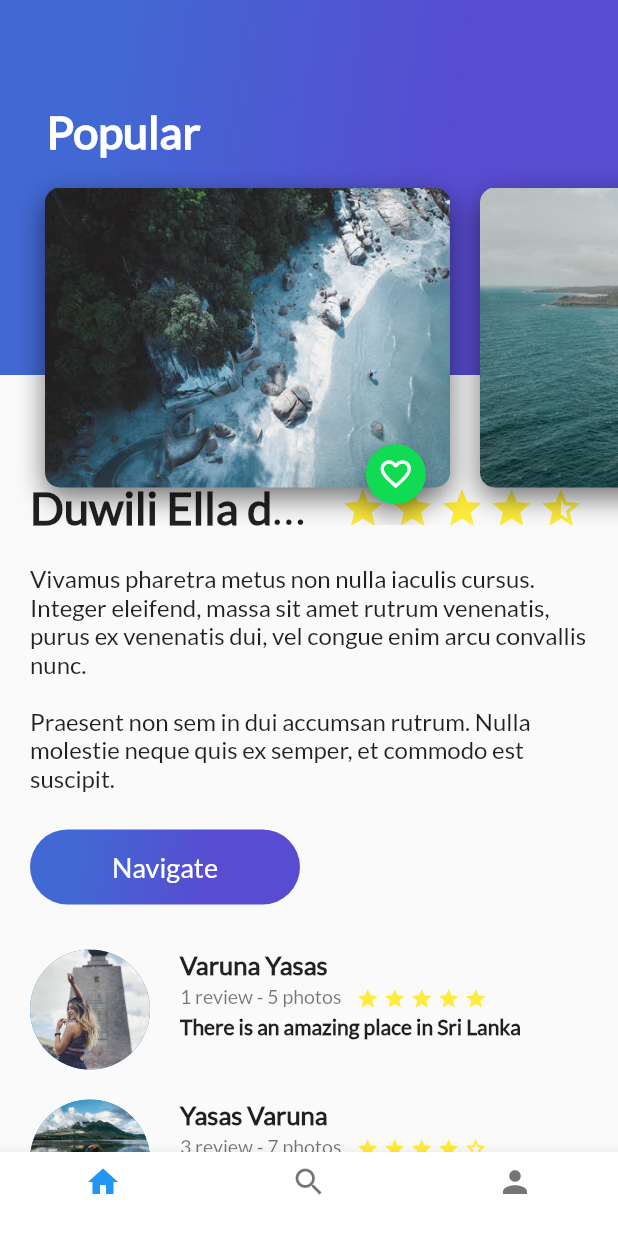
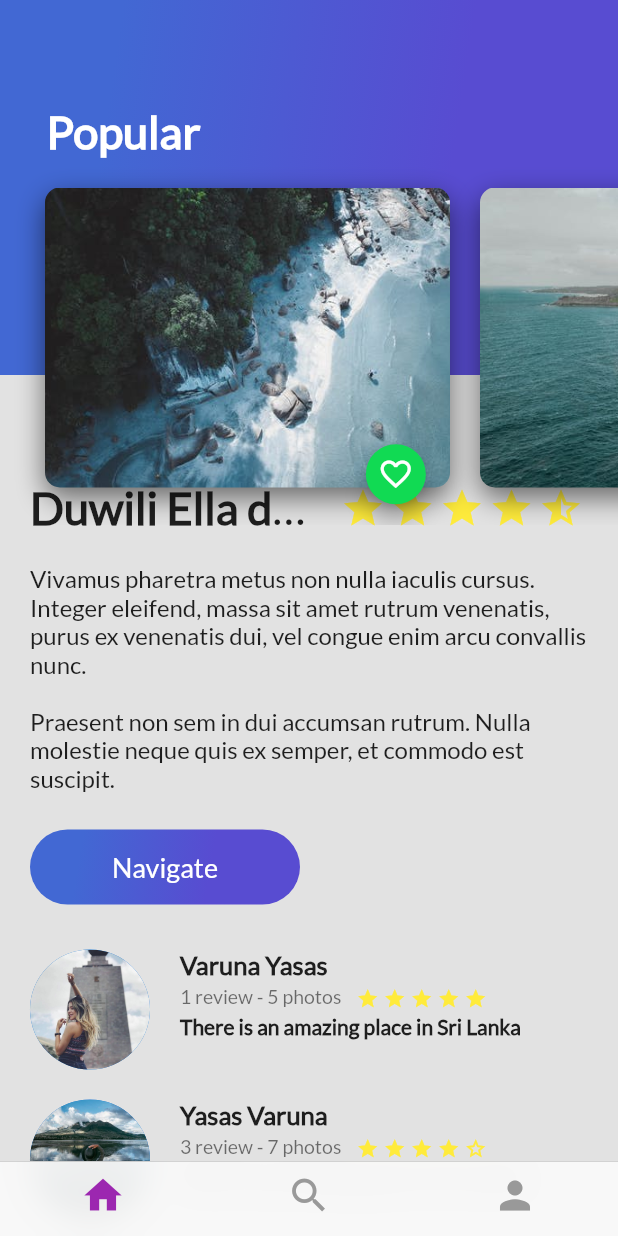
Before and after one commit to marcedroid/flutter_demo-travel, a Flutter app: the screen it shows after launch, on a phone screen of 412 x 824 dp. Run offline on Flutter 3.47's test engine with Material 2 defaults, Android fonts, the phone set to English and light mode, and no system bars.

Commit message:
Clase 35: Cupertino iOS BottomBar

```diff
--- a/lib/main.dart
+++ b/lib/main.dart
@@ -1,6 +1,7 @@
 import 'package:flutter/material.dart';
 import 'project_navigation.dart';
 import 'package:flutter/rendering.dart';
+import 'project_navigation_cupertino.dart';
 
 void main(){
   debugPaintSizeEnabled=false;
@@ -17,7 +18,7 @@ class MyApp extends StatelessWidget {
       theme: ThemeData(
         primarySwatch: Colors.blue
       ),
-      home: ProjectNavigation()
+      home: ProjectNavigationCupertino()
     );
   }
 
--- a/lib/project_navigation.dart
+++ b/lib/project_navigation.dart
@@ -33,12 +33,8 @@ class _ProjectNavigation extends State<ProjectNavigation> {
     return Scaffold(
       appBar: null,
       body: navigationWidget[navigationIndex],
-      bottomNavigationBar: Theme(
-          data: Theme.of(context).copyWith(
-          canvasColor: Colors.white,
-          primaryColor: Colors.purple
-        ),
-        child: BottomNavigationBar(
+      bottomNavigationBar: BottomNavigationBar(
+        fixedColor: Colors.purple,
         currentIndex: navigationIndex,
         onTap: changeView,
         items: [
@@ -55,7 +51,6 @@ class _ProjectNavigation extends State<ProjectNavigation> {
               title: Container(height: 0.0)
           )
         ]
-        )
       ),
     );
   }
--- /dev/null
+++ b/lib/project_navigation_cupertino.dart
@@ -0,0 +1,45 @@
+import 'package:demo_travel/views/home/home_view.dart';
+import 'package:demo_travel/views/profile/profile_view.dart';
+import 'package:demo_travel/views/search/search_view.dart';
+import 'package:flutter/material.dart';
+import 'package:flutter/cupertino.dart';
+
+class ProjectNavigationCupertino extends StatelessWidget {
+
+  final int navigationIndex = 0;
+
+  static final List<Widget> navigationWidget = [
+    HomeView(),
+    SearchView(),
+    ProfileView()
+  ];
+
+  @override
+  Widget build(BuildContext context) {
+    return Scaffold(
+      bottomNavigationBar: CupertinoTabScaffold(
+          tabBar: CupertinoTabBar(
+            activeColor: Colors.purple,
+            currentIndex: navigationIndex,
+            items: [
+              BottomNavigationBarItem(
+                  icon: Icon(Icons.home)
+              ),
+              BottomNavigationBarItem(
+                  icon: Icon(Icons.search)
+              ),
+              BottomNavigationBarItem(
+                  icon: Icon(Icons.person)
+              )
+            ]
+          ),
+          tabBuilder: (BuildContext context, int index){
+            return CupertinoTabView(
+              builder: (BuildContext context) => navigationWidget[index]
+            );
+          }
+      ),
+    );
+  }
+
+}
--- a/lib/views/home/review_list.dart
+++ b/lib/views/home/review_list.dart
@@ -12,7 +12,8 @@ class OwcReviewList extends StatelessWidget{
         new OwcReview("assets/images/avatars/avatar-2.jpg","Yasas Varuna", "3 review - 7 photos", "There is an amazing place in Sri Lanka", 4),
         new OwcReview("assets/images/avatars/avatar-3.jpg","Sandra", "3 review - 7 photos", "There is an amazing place in Sri Lanka", 4),
         new OwcReview("assets/images/avatars/avatar-4.jpg","Sebastián", "3 review - 7 photos", "There is an amazing place in Sri Lanka", 5),
-        new OwcReview("assets/images/avatars/avatar-5.jpg","Isabel", "3 review - 7 photos", "There is an amazing place in Sri Lanka", 5)
+        new OwcReview("assets/images/avatars/avatar-5.jpg","Isabel", "3 review - 7 photos", "There is an amazing place in Sri Lanka", 5),
+        SizedBox(height: 15.0)
       ],
     );
   }
```
Lines whose indentation alone changed are shown as unchanged.
